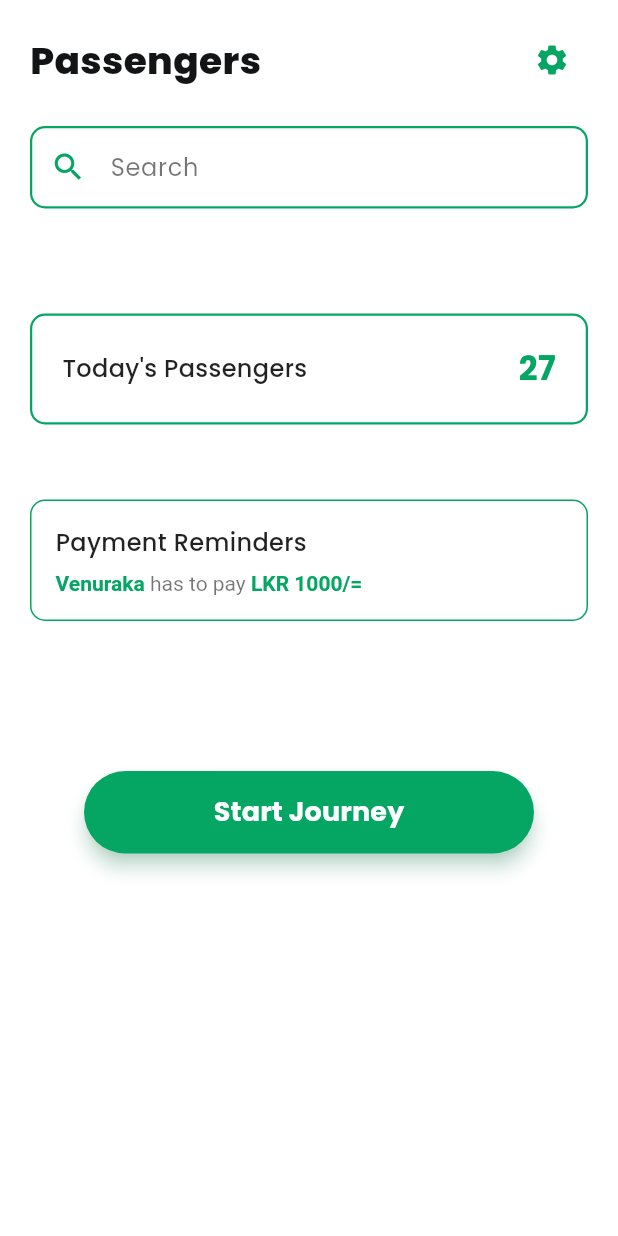
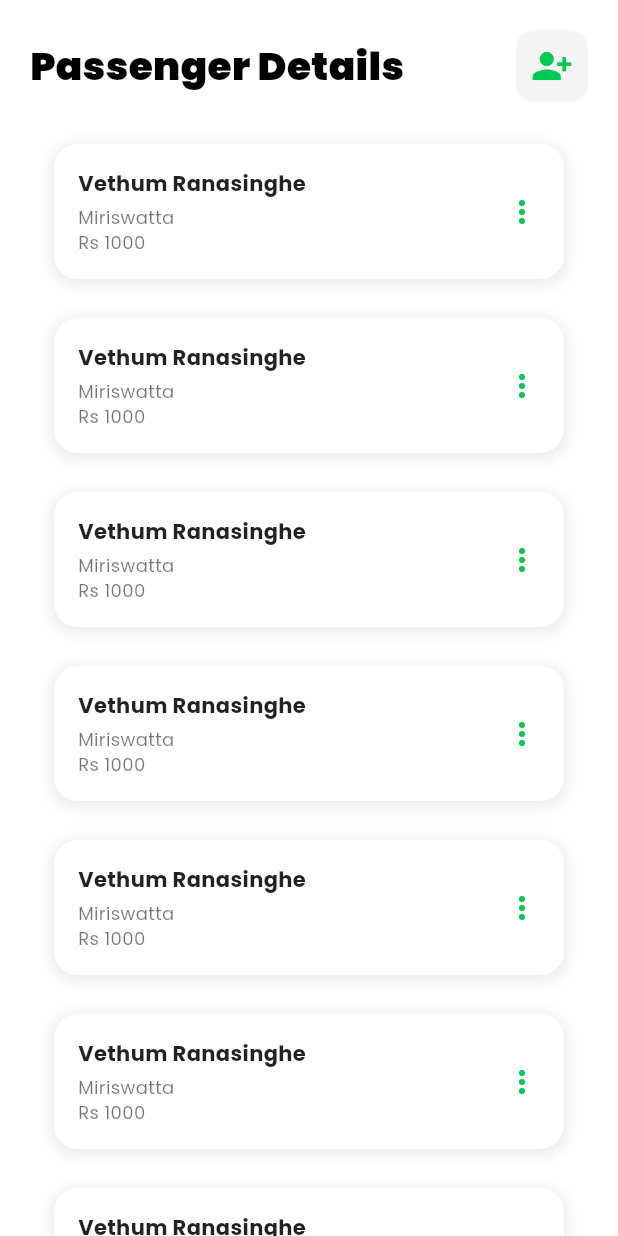
Before and after one commit to venuraka/Travel_pass, a Flutter app: the PassengerScreen screen opened directly, on a phone screen of 412 x 824 dp. Run offline on Flutter 3.47's test engine with Material 3 defaults, Android fonts, the phone set to English and light mode, and no system bars; our stand-ins replace table_calendar.

Commit message:
added new passenger page

```diff
--- /dev/null
+++ b/project/lib/Screens/Driver/NewPassenger.dart
@@ -0,0 +1,106 @@
+import 'package:flutter/material.dart';
+import '../Components/AppBar.dart';
+import '../Components/Cards.dart';
+
+class NewPassengerScreen extends StatefulWidget {
+  const NewPassengerScreen({super.key});
+
+  @override
+  State<NewPassengerScreen> createState() => _NewPassengerScreenState();
+}
+
+class _NewPassengerScreenState extends State<NewPassengerScreen> {
+  // The theme color used throughout the app
+  final Color appGreen = const Color(0xFF00C853);
+
+  // Demo data to replicate the list entries in the image
+  final List<Map<String, String>> newPassengers = List.generate(
+    4,
+        (index) => {
+      "name": "Vethum Ranasinghe",
+      "place": "Miriswatta",
+    },
+  );
+
+  @override
+  Widget build(BuildContext context) {
+    return Scaffold(
+      backgroundColor: Colors.white,
+      appBar: const CustomAppBar(
+        title: 'New Passenger List',
+      ),
+      body: SafeArea(
+        child: SingleChildScrollView(
+          padding: const EdgeInsets.symmetric(horizontal: 20, vertical: 20),
+          child: Column(
+            children: [
+              for (var passenger in newPassengers)
+                Padding(
+                  padding: const EdgeInsets.only(bottom: 15),
+                  child: _buildPassengerRow(
+                    passenger["name"]!,
+                    passenger["place"]!,
+                  ),
+                ),
+            ],
+          ),
+        ),
+      ),
+    );
+  }
+
+  Widget _buildPassengerRow(String name, String place) {
+    return Row(
+      crossAxisAlignment: CrossAxisAlignment.center,
+      children: [
+        // 1. MOVED: Phone icon is now the first child in the Row (Left side)
+        Padding(
+          padding: const EdgeInsets.only(right: 15), // Spacing between phone and card
+          child: IconButton(
+            onPressed: () {
+              // TODO: Handle call action
+            },
+            icon: Icon(Icons.phone, color: appGreen),
+            iconSize: 28,
+          ),
+        ),
+
+        // 2. The Card takes up the remaining space
+        Expanded(
+          child: InfoCard(
+            title: name,
+            subtitle: place,
+            showTag: false,
+            // The check and cross buttons remain on the right side of the card content
+            trailing: Row(
+              mainAxisSize: MainAxisSize.min,
+              children: [
+                IconButton(
+                  visualDensity: VisualDensity.compact,
+                  splashRadius: 20,
+                  onPressed: () {
+                    // TODO: Handle accept action
+                  },
+                  icon: Icon(Icons.check_circle_outline, color: appGreen, size: 28),
+                  padding: EdgeInsets.zero,
+                  constraints: const BoxConstraints(),
+                ),
+                const SizedBox(width: 12),
+                IconButton(
+                  visualDensity: VisualDensity.compact,
+                  splashRadius: 20,
+                  onPressed: () {
+                    // TODO: Handle reject action
+                  },
+                  icon: const Icon(Icons.highlight_off, color: Colors.red, size: 28),
+                  padding: EdgeInsets.zero,
+                  constraints: const BoxConstraints(),
+                ),
+              ],
+            ),
+          ),
+        ),
+      ],
+    );
+  }
+}
--- a/project/lib/Screens/Driver/Passengers.dart
+++ b/project/lib/Screens/Driver/Passengers.dart
@@ -1,236 +1,89 @@
 import 'package:flutter/material.dart';
+import '../Components/Cards.dart';
+import '../Components/Topic.dart';
+import 'NewPassenger.dart';
 
+class PassengerScreen extends StatefulWidget {
+  const PassengerScreen({super.key});
 
-// Define the primary color used throughout the app
-const Color primaryGreen = Color(0xFF05A664);
+  @override
+  State<PassengerScreen> createState() => _PassengerScreenState();
+}
 
-class PassengerScreen extends StatelessWidget {
-  const PassengerScreen({super.key});
+class _PassengerScreenState extends State<PassengerScreen> {
+  final Color appGreen = const Color(0xFF00C853);
+  int _selectedIndex = 0;
+
+  // Demo data to replicate the list in the image
+  final List<Map<String, String>> passengers = List.generate(
+    7,
+    (index) => {
+      "name": "Vethum Ranasinghe",
+      "place": "Miriswatta",
+      "price": "Rs 1000",
+    },
+  );
+
+  void _onItemTapped(int index) {
+    setState(() {
+      _selectedIndex = index;
+    });
+    // Handle navigation to other screens here
+  }
 
   @override
   Widget build(BuildContext context) {
     return Scaffold(
       backgroundColor: Colors.white,
-
-      appBar: AppBar(
-        backgroundColor: Colors.white,
-        elevation: 0,
-        toolbarHeight: 0, // Hide default app bar
-      ),
-
       body: SafeArea(
-        child: SingleChildScrollView(
-          child: Padding(
-            padding: const EdgeInsets.symmetric(horizontal: 20.0),
         child: Column(
-              crossAxisAlignment: CrossAxisAlignment.start,
-              children: <Widget>[
-
-                // --- 1. Header: Greeting & Settings Icon ---
+          children: [
+            // --- Header using the PageHeader component ---
             Padding(
-                  padding: const EdgeInsets.only(top: 16.0, bottom: 20.0),
-                  child: Row(
-                    mainAxisAlignment: MainAxisAlignment.spaceBetween,
-                    children: [
-                      const Text(
-                        'Passengers ',
-                        style: TextStyle(
-                          fontSize: 25,
-                          fontWeight: FontWeight.w800,
-                          color: Color(0xFF121415),
-                        ),
-                      ),
+              padding: const EdgeInsets.symmetric(horizontal: 20, vertical: 20),
+              child: PageHeader(
+                title: "Passenger Details",
+                actions: [
                   IconButton(
-                        icon: const Icon(
-                          Icons.settings,
-                          color: primaryGreen,
-                          size: 24,
+                    icon: Icon(
+                      Icons.person_add_alt_1,
+                      color: appGreen,
+                      size: 28,
                     ),
                     onPressed: () {
-                          // Handle settings tap
+                      Navigator.push(context, MaterialPageRoute(builder: (context) => NewPassengerScreen()));
                     },
                   ),
                 ],
               ),
             ),
 
-                // --- 2. Search Bar ---
-                Container(
-                  decoration: BoxDecoration(
-                    border: Border.all(color: primaryGreen, width: 1.5),
-                    borderRadius: BorderRadius.circular(10.0),
+            // --- Scrollable List of InfoCards ---
+            Expanded(
+              child: ListView.builder(
+                // Add padding around the list itself
+                padding: const EdgeInsets.symmetric(horizontal: 20),
+                itemCount: passengers.length,
+                itemBuilder: (context, index) {
+                  final passenger = passengers[index];
+                  return Padding(
+                    // Add space between cards
+                    padding: const EdgeInsets.only(bottom: 10),
+                    child: InfoCard(
+                      title: passenger["name"]!,
+                      // Combine place and price with a line break for the subtitle
+                      subtitle:
+                          "${passenger["place"]!}\n${passenger["price"]!}",
+                      showTag: false, // No tag needed as per the image
+                      trailing: Icon(Icons.more_vert, color: appGreen),
                     ),
-                  child: const TextField(
-                    decoration: InputDecoration(
-                      hintText: 'Search',
-                      hintStyle: TextStyle(color: Colors.black54),
-                      prefixIcon: Icon(Icons.search, color: primaryGreen),
-                      border: InputBorder.none,
-                      contentPadding: EdgeInsets.symmetric(vertical: 14.0),
-                    ),
-                  ),
-                ),
-
-                const SizedBox(height: 70),
-
-                // --- 3. Key Action Cards ---
-                _buildMetricCard(
-                  title: "Today's Passengers",
-                  value: '27',
-                  hasBorder: true,
-                  isPrimaryColor: true,
-                ),
-
-                const SizedBox(height: 25),
-
-
-
-                const SizedBox(height: 25),
-
-                // Payment Reminder
-                _buildPaymentReminderCard(),
-
-                const SizedBox(height: 100),
-
-                // --- 4. Start Journey Button ---
-                Center(
-                  child: Padding(
-                    padding: const EdgeInsets.only(bottom: 20.0),
-                    child: SizedBox(
-                      width: 300,
-                      height: 55,
-                      child: ElevatedButton(
-                        onPressed: () {
-                          // Handle Start Journey logic
+                  );
                 },
-                        style: ElevatedButton.styleFrom(
-                          backgroundColor: primaryGreen,
-                          foregroundColor: Colors.white,
-                          shape: RoundedRectangleBorder(
-                            borderRadius: BorderRadius.circular(30.0),
-                          ),
-                          elevation: 5,
-                          shadowColor: primaryGreen.withOpacity(0.5),
-                        ),
-                        child: const Text(
-                          'Start Journey',
-                          style: TextStyle(
-                            fontSize: 18,
-                            fontWeight: FontWeight.bold,
-                          ),
-                        ),
-                      ),
-                    ),
               ),
             ),
           ],
         ),
       ),
-        ),
-      ),
-    );
-  }
-
-  // Helper widget for simple metric cards
-  Widget _buildMetricCard({
-    required String title,
-    String? value,
-    IconData? icon,
-    required bool hasBorder,
-    required bool isPrimaryColor,
-  }) {
-    return Container(
-      padding: const EdgeInsets.all(20.0),
-      decoration: BoxDecoration(
-        color: Colors.white,
-        borderRadius: BorderRadius.circular(10.0),
-        border: hasBorder
-            ? Border.all(
-          color: primaryGreen,
-          width: 1.5,
-        )
-            : null,
-      ),
-      child: Row(
-        mainAxisAlignment: MainAxisAlignment.spaceBetween,
-        children: [
-          Text(
-            title,
-            style: const TextStyle(
-              fontSize: 16,
-              fontWeight: FontWeight.w500,
-              color: Colors.black87,
-            ),
-          ),
-          if (value != null)
-            Text(
-              value,
-              style: TextStyle(
-                fontSize: 22,
-                fontWeight: FontWeight.bold,
-                color: isPrimaryColor ? primaryGreen : Colors.black87,
-              ),
-            )
-          else if (icon != null)
-            Icon(
-              icon,
-              color: primaryGreen,
-              size: 30,
-            ),
-        ],
-      ),
-    );
-  }
-
-  // Helper widget for Payment Reminder card
-  Widget _buildPaymentReminderCard() {
-    return Container(
-      padding: const EdgeInsets.all(16.0),
-      width: double.infinity,
-      decoration: BoxDecoration(
-        color: Colors.white,
-        borderRadius: BorderRadius.circular(10.0),
-        border: Border.all(color: primaryGreen),
-      ),
-      child: Column(
-        crossAxisAlignment: CrossAxisAlignment.start,
-        children: [
-          const Text(
-            'Payment Reminders',
-            style: TextStyle(
-              fontSize: 16,
-              fontWeight: FontWeight.w500,
-              color: Colors.black87,
-            ),
-          ),
-          const SizedBox(height: 8),
-          RichText(
-            text: const TextSpan(
-              style: TextStyle(fontSize: 14, color: Colors.black54),
-              children: [
-                TextSpan(
-                  text: 'Venuraka ',
-                  style: TextStyle(
-                    fontWeight: FontWeight.bold,
-                    color: primaryGreen,
-                  ),
-                ),
-                TextSpan(
-                  text: 'has to pay ',
-                  style: TextStyle(color: Colors.black54),
-                ),
-                TextSpan(
-                  text: 'LKR 1000/=',
-                  style: TextStyle(
-                    fontWeight: FontWeight.bold,
-                    color: primaryGreen,
-                  ),
-                ),
-              ],
-            ),
-          ),
-        ],
-      ),
     );
   }
 }
```
Lines whose indentation alone changed are shown as unchanged.
